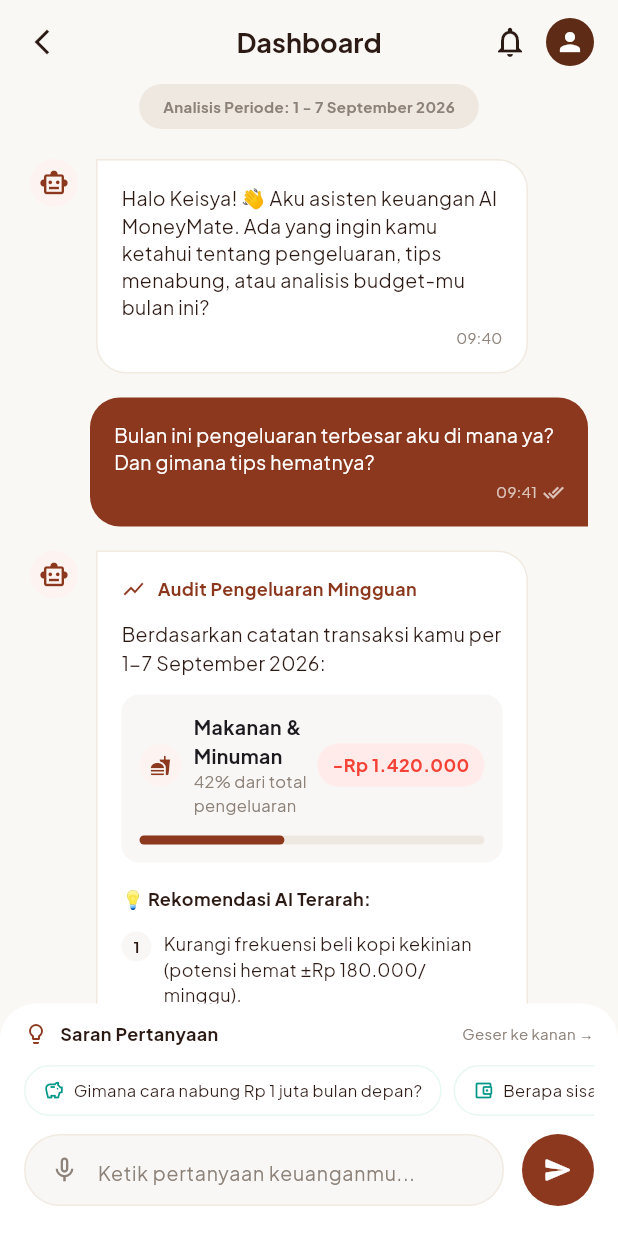
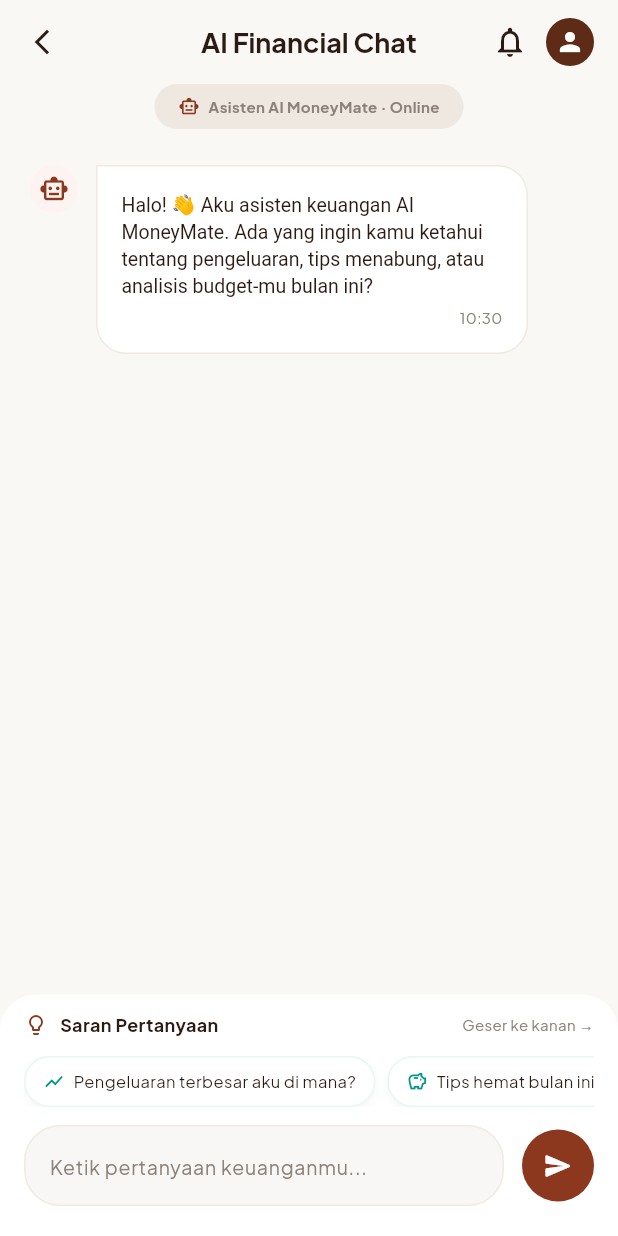
Before and after one commit to keisyalanika/MoneyMate, a Flutter app: the AiChatScreen screen opened by its route, on a phone screen of 412 x 824 dp. Run offline on Flutter 3.47's test engine with Material 3 defaults, Android fonts, the phone set to English and light mode, and no system bars; our stand-ins replace drift, flutter_secure_storage, google_fonts, shared_preferences; accounts and stored records are empty; generated files the repository leaves out were written again.

Commit message:
fix(chatbot): aktifkan AI Chat - kirim pesan nyata ke backend /api/insights/chat
- Konversi AiChatScreen dari UI statis ke chatbot interaktif penuh
- Tombol kirim sekarang memanggil ApiService.chatWithAi(message)
- Suggestion chips bisa diklik dan langsung mengirim pesan
- Tambah animasi typing indicator (tiga titik animasi) saat menunggu respons AI
- Render markdown **bold** dari respons backend tanpa library tambahan
- Tampilkan 'tip' dari respons AI sebagai highlight card
- TextField mendukung Enter/submit untuk kirim pesan
- Tombol kirim redup saat loading (mencegah double send)
- Auto-scroll ke bawah setelah pesan baru masuk
- Error handling: tampilkan pesan informatif bila server tidak tersedia

```diff
--- a/MOBILE/lib/screens/ai_chat_screen.dart
+++ b/MOBILE/lib/screens/ai_chat_screen.dart
@@ -1,5 +1,21 @@
 import 'package:flutter/material.dart';
+import '../services/api_service.dart';
 import 'notification_screen.dart';
+
+// Model pesan chat
+class _ChatMessage {
+  final String text;
+  final bool isUser;
+  final String time;
+  final String? tip;
+
+  _ChatMessage({
+    required this.text,
+    required this.isUser,
+    required this.time,
+    this.tip,
+  });
+}
 
 class AiChatScreen extends StatefulWidget {
   const AiChatScreen({super.key});
@@ -10,6 +26,87 @@ class AiChatScreen extends StatefulWidget {
 
 class _AiChatScreenState extends State<AiChatScreen> {
   final TextEditingController _controller = TextEditingController();
+  final ScrollController _scrollController = ScrollController();
+  bool _isLoading = false;
+
+  final List<_ChatMessage> _messages = [
+    _ChatMessage(
+      text:
+          'Halo! 👋 Aku asisten keuangan AI MoneyMate. Ada yang ingin kamu ketahui tentang pengeluaran, tips menabung, atau analisis budget-mu bulan ini?',
+      isUser: false,
+      time: _nowTime(),
+    ),
+  ];
+
+  static String _nowTime() {
+    final now = DateTime.now();
+    final h = now.hour.toString().padLeft(2, '0');
+    final m = now.minute.toString().padLeft(2, '0');
+    return '$h:$m';
+  }
+
+  Future<void> _sendMessage(String text) async {
+    final trimmed = text.trim();
+    if (trimmed.isEmpty || _isLoading) return;
+
+    _controller.clear();
+    setState(() {
+      _messages.add(_ChatMessage(text: trimmed, isUser: true, time: _nowTime()));
+      _isLoading = true;
+    });
+    _scrollToBottom();
+
+    try {
+      final result = await ApiService.chatWithAi(trimmed);
+      setState(() {
+        _isLoading = false;
+        if (result != null && result['reply'] != null) {
+          _messages.add(_ChatMessage(
+            text: result['reply'] as String,
+            isUser: false,
+            time: result['timestamp'] as String? ?? _nowTime(),
+            tip: result['tip'] as String?,
+          ));
+        } else {
+          _messages.add(_ChatMessage(
+            text:
+                'Maaf, aku sedang tidak bisa terhubung ke server. Pastikan koneksi internet kamu aktif, ya! 🔌',
+            isUser: false,
+            time: _nowTime(),
+          ));
+        }
+      });
+    } catch (e) {
+      setState(() {
+        _isLoading = false;
+        _messages.add(_ChatMessage(
+          text: 'Terjadi kesalahan saat menghubungi AI. Coba lagi sebentar ya! 🙏',
+          isUser: false,
+          time: _nowTime(),
+        ));
+      });
+    }
+    _scrollToBottom();
+  }
+
+  void _scrollToBottom() {
+    Future.delayed(const Duration(milliseconds: 150), () {
+      if (_scrollController.hasClients) {
+        _scrollController.animateTo(
+          _scrollController.position.maxScrollExtent,
+          duration: const Duration(milliseconds: 300),
+          curve: Curves.easeOut,
+        );
+      }
+    });
+  }
+
+  @override
+  void dispose() {
+    _controller.dispose();
+    _scrollController.dispose();
+    super.dispose();
+  }
 
   @override
   Widget build(BuildContext context) {
@@ -23,7 +120,7 @@ class _AiChatScreenState extends State<AiChatScreen> {
           onPressed: () => Navigator.pop(context),
         ),
         title: const Text(
-          'Dashboard',
+          'AI Financial Chat',
           style: TextStyle(color: Color(0xFF2C1A14), fontWeight: FontWeight.bold, fontSize: 18),
         ),
         centerTitle: true,
@@ -31,7 +128,8 @@ class _AiChatScreenState extends State<AiChatScreen> {
           IconButton(
             icon: const Icon(Icons.notifications_none, color: Color(0xFF2C1A14)),
             onPressed: () {
-              Navigator.push(context, MaterialPageRoute(builder: (context) => const NotificationScreen()));
+              Navigator.push(context,
+                  MaterialPageRoute(builder: (context) => const NotificationScreen()));
             },
           ),
           Container(
@@ -52,28 +150,37 @@ class _AiChatScreenState extends State<AiChatScreen> {
               color: const Color(0xFFEFE8E1),
               borderRadius: BorderRadius.circular(20),
             ),
-            child: const Text(
-              'Analisis Periode: 1 - 7 September 2026',
+            child: const Row(
+              mainAxisSize: MainAxisSize.min,
+              children: [
+                Icon(Icons.smart_toy_outlined, size: 14, color: Color(0xFF8C381E)),
+                SizedBox(width: 6),
+                Text(
+                  'Asisten AI MoneyMate · Online',
                   style: TextStyle(fontSize: 10, fontWeight: FontWeight.bold, color: Color(0xFF8C827A)),
                 ),
+              ],
             ),
+          ),
+          const SizedBox(height: 4),
           Expanded(
-            child: ListView(
+            child: ListView.builder(
+              controller: _scrollController,
               physics: const AlwaysScrollableScrollPhysics(),
               padding: const EdgeInsets.all(20),
-              children: [
-                _buildBotMessage(
-                  'Halo Keisya! 👋 Aku asisten keuangan AI MoneyMate. Ada yang ingin kamu ketahui tentang pengeluaran, tips menabung, atau analisis budget-mu bulan ini?',
-                  '09:40',
-                ),
-                const SizedBox(height: 16),
-                _buildUserMessage(
-                  'Bulan ini pengeluaran terbesar aku di mana ya? Dan gimana tips hematnya?',
-                  '09:41',
-                ),
-                const SizedBox(height: 16),
-                _buildBotAnalysisMessage(),
-              ],
+              itemCount: _messages.length + (_isLoading ? 1 : 0),
+              itemBuilder: (context, index) {
+                if (index == _messages.length && _isLoading) {
+                  return _buildTypingIndicator();
+                }
+                final msg = _messages[index];
+                return Padding(
+                  padding: const EdgeInsets.only(bottom: 16),
+                  child: msg.isUser
+                      ? _buildUserMessage(msg.text, msg.time)
+                      : _buildBotMessage(msg.text, msg.time, tip: msg.tip),
+                );
+              },
             ),
           ),
           _buildBottomInput(),
@@ -82,7 +189,47 @@ class _AiChatScreenState extends State<AiChatScreen> {
     );
   }
 
-  Widget _buildBotMessage(String text, String time) {
+  Widget _buildTypingIndicator() {
+    return Padding(
+      padding: const EdgeInsets.only(bottom: 16),
+      child: Row(
+        crossAxisAlignment: CrossAxisAlignment.start,
+        children: [
+          const CircleAvatar(
+            radius: 16,
+            backgroundColor: Color(0xFFFDF3F0),
+            child: Icon(Icons.smart_toy_outlined, color: Color(0xFF8C381E), size: 20),
+          ),
+          const SizedBox(width: 12),
+          Container(
+            padding: const EdgeInsets.symmetric(horizontal: 20, vertical: 14),
+            decoration: BoxDecoration(
+              color: Colors.white,
+              borderRadius: const BorderRadius.only(
+                topRight: Radius.circular(20),
+                bottomLeft: Radius.circular(20),
+                bottomRight: Radius.circular(20),
+              ),
+              border: Border.all(color: const Color(0xFFF0EAE1)),
+            ),
+            child: const Row(
+              mainAxisSize: MainAxisSize.min,
+              children: [
+                _DotIndicator(delay: 0),
+                SizedBox(width: 4),
+                _DotIndicator(delay: 200),
+                SizedBox(width: 4),
+                _DotIndicator(delay: 400),
+              ],
+            ),
+          ),
+        ],
+      ),
+    );
+  }
+
+  Widget _buildBotMessage(String text, String time, {String? tip}) {
+    // Konversi markdown **bold** sederhana
     return Row(
       crossAxisAlignment: CrossAxisAlignment.start,
       children: [
@@ -105,16 +252,40 @@ class _AiChatScreenState extends State<AiChatScreen> {
               border: Border.all(color: const Color(0xFFF0EAE1)),
             ),
             child: Column(
-              crossAxisAlignment: CrossAxisAlignment.end,
+              crossAxisAlignment: CrossAxisAlignment.start,
               children: [
-                Text(
-                  text,
-                  style: const TextStyle(fontSize: 13, color: Color(0xFF2C1A14), height: 1.4),
+                _buildRichText(text),
+                if (tip != null && tip.isNotEmpty) ...[
+                  const SizedBox(height: 10),
+                  Container(
+                    padding: const EdgeInsets.all(10),
+                    decoration: BoxDecoration(
+                      color: const Color(0xFFFDF3F0),
+                      borderRadius: BorderRadius.circular(10),
                     ),
-                const SizedBox(height: 4),
-                Text(
+                    child: Row(
+                      crossAxisAlignment: CrossAxisAlignment.start,
+                      children: [
+                        const Icon(Icons.flag_outlined, color: Color(0xFF8C381E), size: 14),
+                        const SizedBox(width: 6),
+                        Expanded(
+                          child: Text(
+                            tip,
+                            style: const TextStyle(
+                                fontSize: 11, color: Color(0xFF8C381E), height: 1.4),
+                          ),
+                        ),
+                      ],
+                    ),
+                  ),
+                ],
+                const SizedBox(height: 6),
+                Align(
+                  alignment: Alignment.centerRight,
+                  child: Text(
                     time,
                     style: const TextStyle(fontSize: 10, color: Color(0xFF8C827A)),
+                  ),
                 ),
               ],
             ),
@@ -123,6 +294,24 @@ class _AiChatScreenState extends State<AiChatScreen> {
         const SizedBox(width: 40),
       ],
     );
+  }
+
+  Widget _buildRichText(String text) {
+    // Render **bold** sederhana tanpa package tambahan
+    final parts = text.split('**');
+    final spans = <TextSpan>[];
+    for (int i = 0; i < parts.length; i++) {
+      spans.add(TextSpan(
+        text: parts[i],
+        style: TextStyle(
+          fontWeight: i.isOdd ? FontWeight.bold : FontWeight.normal,
+          fontSize: 13,
+          color: const Color(0xFF2C1A14),
+          height: 1.4,
+        ),
+      ));
+    }
+    return RichText(text: TextSpan(children: spans));
   }
 
   Widget _buildUserMessage(String text, String time) {
@@ -157,175 +346,12 @@ class _AiChatScreenState extends State<AiChatScreen> {
                       style: TextStyle(fontSize: 10, color: Colors.white.withValues(alpha: 0.7)),
                     ),
                     const SizedBox(width: 4),
-                    Icon(Icons.done_all, size: 14, color: Colors.white.withValues(alpha: 0.7)),
+                    Icon(Icons.done_all,
+                        size: 14, color: Colors.white.withValues(alpha: 0.7)),
                   ],
                 ),
               ],
             ),
-          ),
-        ),
-      ],
-    );
-  }
-
-  Widget _buildBotAnalysisMessage() {
-    return Row(
-      crossAxisAlignment: CrossAxisAlignment.start,
-      children: [
-        const CircleAvatar(
-          radius: 16,
-          backgroundColor: Color(0xFFFDF3F0),
-          child: Icon(Icons.smart_toy_outlined, color: Color(0xFF8C381E), size: 20),
-        ),
-        const SizedBox(width: 12),
-        Expanded(
-          child: Container(
-            padding: const EdgeInsets.all(16),
-            decoration: BoxDecoration(
-              color: Colors.white,
-              borderRadius: const BorderRadius.only(
-                topRight: Radius.circular(20),
-                bottomLeft: Radius.circular(20),
-                bottomRight: Radius.circular(20),
-              ),
-              border: Border.all(color: const Color(0xFFF0EAE1)),
-            ),
-            child: Column(
-              crossAxisAlignment: CrossAxisAlignment.start,
-              children: [
-                const Row(
-                  children: [
-                    Icon(Icons.show_chart, size: 16, color: Color(0xFF8C381E)),
-                    SizedBox(width: 8),
-                    Text(
-                      'Audit Pengeluaran Mingguan',
-                      style: TextStyle(fontSize: 12, fontWeight: FontWeight.bold, color: Color(0xFF8C381E)),
-                    ),
-                  ],
-                ),
-                const SizedBox(height: 12),
-                const Text(
-                  'Berdasarkan catatan transaksi kamu per 1-7 September 2026:',
-                  style: TextStyle(fontSize: 13, color: Color(0xFF2C1A14)),
-                ),
-                const SizedBox(height: 12),
-                Container(
-                  padding: const EdgeInsets.all(12),
-                  decoration: BoxDecoration(
-                    color: const Color(0xFFF9F7F5),
-                    borderRadius: BorderRadius.circular(12),
-                  ),
-                  child: Column(
-                    children: [
-                      Row(
-                        children: [
-                          const CircleAvatar(
-                            backgroundColor: Color(0xFFFDF3F0),
-                            radius: 14,
-                            child: Icon(Icons.fastfood, size: 14, color: Color(0xFF8C381E)),
-                          ),
-                          const SizedBox(width: 8),
-                          const Expanded(
-                            child: Column(
-                              crossAxisAlignment: CrossAxisAlignment.start,
-                              children: [
-                                Text('Makanan & Minuman', style: TextStyle(fontWeight: FontWeight.bold, fontSize: 13)),
-                                Text('42% dari total pengeluaran', style: TextStyle(color: Color(0xFF8C827A), fontSize: 11)),
-                              ],
-                            ),
-                          ),
-                          Container(
-                            padding: const EdgeInsets.symmetric(horizontal: 10, vertical: 6),
-                            decoration: BoxDecoration(
-                              color: const Color(0xFFFFEBEA),
-                              borderRadius: BorderRadius.circular(20),
-                            ),
-                            child: const Text('-Rp 1.420.000', style: TextStyle(color: Colors.red, fontWeight: FontWeight.bold, fontSize: 12)),
-                          )
-                        ],
-                      ),
-                      const SizedBox(height: 12),
-                      LinearProgressIndicator(
-                        value: 0.42,
-                        backgroundColor: const Color(0xFFEFE8E1),
-                        color: const Color(0xFF8C381E),
-                        minHeight: 6,
-                        borderRadius: BorderRadius.circular(3),
-                      ),
-                    ],
-                  ),
-                ),
-                const SizedBox(height: 16),
-                const Text('💡 Rekomendasi AI Terarah:', style: TextStyle(fontWeight: FontWeight.bold, fontSize: 12, color: Color(0xFF2C1A14))),
-                const SizedBox(height: 12),
-                _buildTipItem('1', 'Kurangi frekuensi beli kopi kekinian (potensi hemat ±Rp 180.000/minggu).'),
-                const SizedBox(height: 8),
-                _buildTipItem('2', 'Alokasikan meal prep untuk 3 hari kerja — hemat hingga Rp 400.000 bulan ini.'),
-                const SizedBox(height: 12),
-                Container(
-                  padding: const EdgeInsets.all(12),
-                  decoration: BoxDecoration(
-                    color: const Color(0xFFFDF3F0),
-                    borderRadius: BorderRadius.circular(12),
-                  ),
-                  child: Row(
-                    crossAxisAlignment: CrossAxisAlignment.start,
-                    children: [
-                      const Icon(Icons.flag_outlined, color: Color(0xFF8C381E), size: 16),
-                      const SizedBox(width: 8),
-                      Expanded(
-                        child: RichText(
-                          text: const TextSpan(
-                            style: TextStyle(color: Color(0xFF8C381E), fontSize: 11, height: 1.4),
-                            children: [
-                              TextSpan(text: 'Dengan cara ini, sisa target goal \'Laptop Baru\' kamu bisa tercapai '),
-                              TextSpan(text: '1 bulan lebih cepat! 🎯', style: TextStyle(fontWeight: FontWeight.bold)),
-                            ],
-                          ),
-                        ),
-                      ),
-                    ],
-                  ),
-                ),
-                const SizedBox(height: 12),
-                const Row(
-                  mainAxisAlignment: MainAxisAlignment.spaceBetween,
-                  children: [
-                    Row(
-                      children: [
-                        Icon(Icons.thumb_up_alt_outlined, size: 14, color: Color(0xFF8C827A)),
-                        SizedBox(width: 4),
-                        Text('Bermanfaat', style: TextStyle(color: Color(0xFF8C827A), fontSize: 11)),
-                        SizedBox(width: 12),
-                        Icon(Icons.copy_outlined, size: 14, color: Color(0xFF8C827A)),
-                      ],
-                    ),
-                    Text('09:41', style: TextStyle(color: Color(0xFF8C827A), fontSize: 10)),
-                  ],
-                ),
-              ],
-            ),
-          ),
-        ),
-        const SizedBox(width: 40),
-      ],
-    );
-  }
-
-  Widget _buildTipItem(String number, String text) {
-    return Row(
-      crossAxisAlignment: CrossAxisAlignment.start,
-      children: [
-        CircleAvatar(
-          radius: 10,
-          backgroundColor: const Color(0xFFF9F7F5),
-          child: Text(number, style: const TextStyle(fontSize: 10, fontWeight: FontWeight.bold, color: Color(0xFF2C1A14))),
-        ),
-        const SizedBox(width: 8),
-        Expanded(
-          child: Text(
-            text,
-            style: const TextStyle(fontSize: 12, color: Color(0xFF2C1A14), height: 1.4),
           ),
         ),
       ],
@@ -345,9 +371,12 @@ class _AiChatScreenState extends State<AiChatScreen> {
             children: [
               Icon(Icons.lightbulb_outline, size: 16, color: Color(0xFF8C381E)),
               SizedBox(width: 8),
-              Text('Saran Pertanyaan', style: TextStyle(fontSize: 12, fontWeight: FontWeight.bold, color: Color(0xFF2C1A14))),
+              Text('Saran Pertanyaan',
+                  style: TextStyle(
+                      fontSize: 12, fontWeight: FontWeight.bold, color: Color(0xFF2C1A14))),
               Spacer(),
-              Text('Geser ke kanan →', style: TextStyle(fontSize: 10, color: Color(0xFF8C827A))),
+              Text('Geser ke kanan →',
+                  style: TextStyle(fontSize: 10, color: Color(0xFF8C827A))),
             ],
           ),
           const SizedBox(height: 12),
@@ -355,9 +384,17 @@ class _AiChatScreenState extends State<AiChatScreen> {
             scrollDirection: Axis.horizontal,
             child: Row(
               children: [
-                _buildSuggestionChip('Gimana cara nabung Rp 1 juta bulan depan?', Icons.savings_outlined),
+                _buildSuggestionChip(
+                    'Pengeluaran terbesar aku di mana?', Icons.show_chart),
                 const SizedBox(width: 8),
-                _buildSuggestionChip('Berapa sisa budget bulan ini?', Icons.account_balance_wallet_outlined),
+                _buildSuggestionChip(
+                    'Tips hemat bulan ini?', Icons.savings_outlined),
+                const SizedBox(width: 8),
+                _buildSuggestionChip(
+                    'Berapa saldo aktif ku?', Icons.account_balance_wallet_outlined),
+                const SizedBox(width: 8),
+                _buildSuggestionChip(
+                    'Bagaimana kondisi anggaran ku?', Icons.pie_chart_outline),
               ],
             ),
           ),
@@ -366,7 +403,7 @@ class _AiChatScreenState extends State<AiChatScreen> {
             children: [
               Expanded(
                 child: Container(
-                  height: 48,
+                  constraints: const BoxConstraints(minHeight: 48),
                   decoration: BoxDecoration(
                     color: const Color(0xFFF9F7F5),
                     borderRadius: BorderRadius.circular(24),
@@ -375,29 +412,36 @@ class _AiChatScreenState extends State<AiChatScreen> {
                   child: Row(
                     children: [
                       const SizedBox(width: 16),
-                      const Icon(Icons.mic_none, color: Color(0xFF8C827A), size: 20),
-                      const SizedBox(width: 12),
                       Expanded(
                         child: TextField(
                           controller: _controller,
+                          enabled: !_isLoading,
+                          textInputAction: TextInputAction.send,
+                          onSubmitted: _sendMessage,
+                          maxLines: null,
                           decoration: const InputDecoration(
                             hintText: 'Ketik pertanyaan keuanganmu...',
-                            hintStyle: TextStyle(fontSize: 13, color: Color(0xFF8C827A)),
+                            hintStyle:
+                                TextStyle(fontSize: 13, color: Color(0xFF8C827A)),
                             border: InputBorder.none,
+                            contentPadding: EdgeInsets.symmetric(vertical: 14),
                           ),
                         ),
                       ),
+                      const SizedBox(width: 8),
                     ],
                   ),
                 ),
               ),
               const SizedBox(width: 12),
               GestureDetector(
-                onTap: () {},
-                child: const CircleAvatar(
+                onTap: () => _sendMessage(_controller.text),
+                child: CircleAvatar(
                   radius: 24,
-                  backgroundColor: Color(0xFF8C381E),
-                  child: Icon(Icons.send_rounded, color: Colors.white, size: 20),
+                  backgroundColor: _isLoading
+                      ? const Color(0xFFD4A99C)
+                      : const Color(0xFF8C381E),
+                  child: const Icon(Icons.send_rounded, color: Colors.white, size: 20),
                 ),
               ),
             ],
@@ -409,12 +453,21 @@ class _AiChatScreenState extends State<AiChatScreen> {
   }
 
   Widget _buildSuggestionChip(String text, IconData icon) {
-    return Container(
+    return GestureDetector(
+      onTap: () => _sendMessage(text),
+      child: Container(
         padding: const EdgeInsets.symmetric(horizontal: 12, vertical: 8),
         decoration: BoxDecoration(
           color: Colors.white,
           borderRadius: BorderRadius.circular(20),
           border: Border.all(color: const Color(0xFFE8F8F0)),
+          boxShadow: [
+            BoxShadow(
+              color: Colors.black.withValues(alpha: 0.04),
+              blurRadius: 4,
+              offset: const Offset(0, 2),
+            ),
+          ],
         ),
         child: Row(
           children: [
@@ -423,6 +476,57 @@ class _AiChatScreenState extends State<AiChatScreen> {
             Text(text, style: const TextStyle(fontSize: 11, color: Color(0xFF2C1A14))),
           ],
         ),
+      ),
     );
   }
 }
+
+// Widget animasi titik loading
+class _DotIndicator extends StatefulWidget {
+  final int delay;
+  const _DotIndicator({required this.delay});
+
+  @override
+  State<_DotIndicator> createState() => _DotIndicatorState();
+}
+
+class _DotIndicatorState extends State<_DotIndicator>
+    with SingleTickerProviderStateMixin {
+  late AnimationController _controller;
+  late Animation<double> _animation;
+
+  @override
+  void initState() {
+    super.initState();
+    _controller = AnimationController(
+      vsync: this,
+      duration: const Duration(milliseconds: 600),
+    );
+    _animation = Tween(begin: 0.4, end: 1.0).animate(
+      CurvedAnimation(parent: _controller, curve: Curves.easeInOut),
+    );
+    Future.delayed(Duration(milliseconds: widget.delay), () {
+      if (mounted) _controller.repeat(reverse: true);
+    });
+  }
+
+  @override
+  void dispose() {
+    _controller.dispose();
+    super.dispose();
+  }
+
+  @override
+  Widget build(BuildContext context) {
+    return AnimatedBuilder(
+      animation: _animation,
+      builder: (_, __) => Opacity(
+        opacity: _animation.value,
+        child: const CircleAvatar(
+          radius: 4,
+          backgroundColor: Color(0xFF8C381E),
+        ),
+      ),
+    );
+  }
+}
```
Lines whose indentation alone changed are shown as unchanged.
